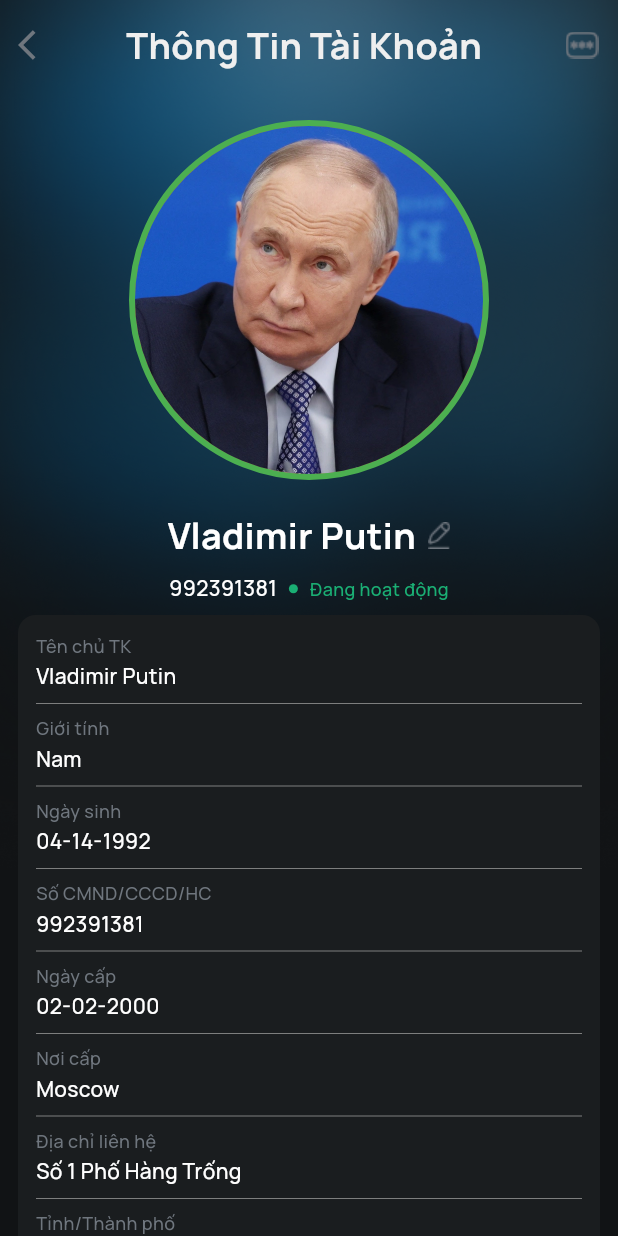
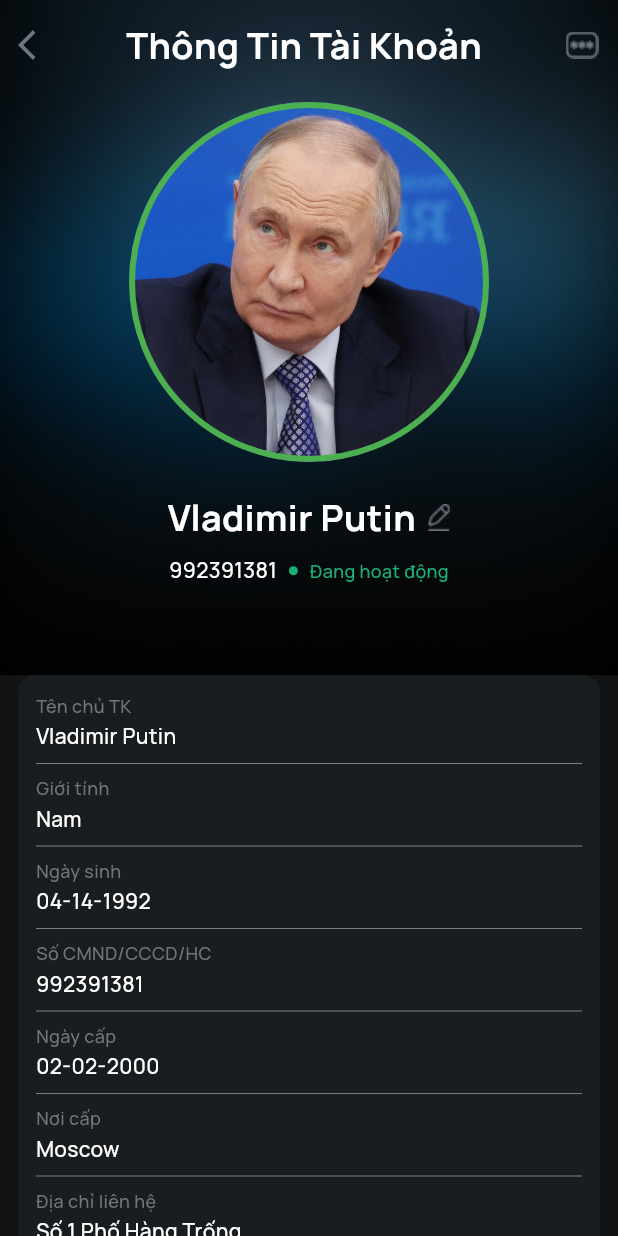
Before and after one commit to DevDadd/intern-demo, a Flutter app: the screen it shows after launch, on a phone screen of 412 x 824 dp. Run offline on Flutter 3.47's test engine with Material 3 defaults, Android fonts, the light colour scheme and no system bars; our stand-ins replace bloc, copy_with_extension, equatable, flutter_bloc, flutter_svg, get_it and 2 more.

Commit message:
Fixed Animation Profile Page

```diff
--- a/lib/feature/profile/presentation/pages/profile_page.dart
+++ b/lib/feature/profile/presentation/pages/profile_page.dart
@@ -1,4 +1,3 @@
-import 'package:flutter/cupertino.dart';
 import 'package:flutter/material.dart';
 import 'package:flutter_bloc/flutter_bloc.dart';
 import 'package:google_fonts/google_fonts.dart';
@@ -45,64 +44,21 @@ class _ProfilePageState extends State<ProfilePage> {
 
         return Scaffold(
           backgroundColor: const Color(0xFF111315),
-          body: Stack(
-            children: [
-              Image.asset(
-                "assets/profile.png",
-                fit: BoxFit.cover,
-                width: double.infinity,
-              ),
-              Column(
-                children: [
-                  SafeArea(
-                    child: Container(
-                      height: 60,
-                      padding: const EdgeInsets.symmetric(horizontal: 12),
-                      child: Row(
-                        children: [
-                          const Icon(
-                            Icons.arrow_back_ios,
-                            color: Color(0xFF6F767E),
-                            size: 24,
-                          ),
-                          const SizedBox(width: 48),
-                          Expanded(
-                            child: Text(
-                              'Thông Tin Tài Khoản',
-                              style: GoogleFonts.manrope(
-                                color: const Color(0xFFEFEFEF),
-                                fontSize: 24,
-                                fontWeight: FontWeight.w700,
-                              ),
-                            ),
-                          ),
-                          Image.asset(
-                            "assets/icons/password.png",
-                            height: 24,
-                            width: 24,
-                          ),
-                        ],
-                      ),
-                    ),
-                  ),
-                  Expanded(
-                    child: CustomScrollView(
+          body: CustomScrollView(
             slivers: [
               SliverPersistentHeader(
+                pinned: true,
                 delegate: ProfileHeaderDelegate(
-                            maxHeight: 350,
-                            minHeight: 200,
+                  maxHeight: 450,
+                  minHeight: 230,
                   name: user.name,
                   idCard: user.idCard,
                   avatarPath: "assets/avatar.jpg.webp",
                 ),
-                          pinned: true,
               ),
               SliverToBoxAdapter(
                 child: Padding(
-                            padding: const EdgeInsets.symmetric(
-                              horizontal: 12.0,
-                            ),
+                  padding: const EdgeInsets.symmetric(horizontal: 12.0),
                   child: Container(
                     width: double.infinity,
                     decoration: BoxDecoration(
@@ -115,33 +71,17 @@ class _ProfilePageState extends State<ProfilePage> {
                         vertical: 12,
                       ),
                       child: Column(
-                                  crossAxisAlignment:
-                                      CrossAxisAlignment.stretch,
+                        crossAxisAlignment: CrossAxisAlignment.stretch,
                         children: [
-                                    ProfileWidget(
-                                      title: "Tên chủ TK",
-                                      value: user.name,
-                                    ),
-                                    ProfileWidget(
-                                      title: "Giới tính",
-                                      value: user.sex,
-                                    ),
-                                    ProfileWidget(
-                                      title: "Ngày sinh",
-                                      value: user.dob,
-                                    ),
+                          ProfileWidget(title: "Tên chủ TK", value: user.name),
+                          ProfileWidget(title: "Giới tính", value: user.sex),
+                          ProfileWidget(title: "Ngày sinh", value: user.dob),
                           ProfileWidget(
                             title: "Số CMND/CCCD/HC",
                             value: user.idCard,
                           ),
-                                    ProfileWidget(
-                                      title: "Ngày cấp",
-                                      value: user.date,
-                                    ),
-                                    ProfileWidget(
-                                      title: "Nơi cấp",
-                                      value: user.placeID,
-                                    ),
+                          ProfileWidget(title: "Ngày cấp", value: user.date),
+                          ProfileWidget(title: "Nơi cấp", value: user.placeID),
                           ProfileWidget(
                             title: "Địa chỉ liên hệ",
                             value: user.contactAdress,
@@ -154,39 +94,26 @@ class _ProfilePageState extends State<ProfilePage> {
                             title: "Điện thoại di động",
                             value: user.phone,
                           ),
-                                    ProfileWidget(
-                                      title: "Email",
-                                      value: user.email,
-                                    ),
+                          ProfileWidget(title: "Email", value: user.email),
                           const SizedBox(height: 20),
-                                    Padding(
-                                      padding: const EdgeInsets.only(
-                                        bottom: 8.0,
-                                      ),
-                                      child: Center(
+                          Center(
                             child: Row(
                               mainAxisSize: MainAxisSize.min,
                               children: [
                                 Image.asset(
                                   "assets/icons/pen.png",
-                                              color: const Color(
-                                                0xFF1AAF74,
-                                              ),
+                                  color: const Color(0xFF1AAF74),
                                 ),
                                 const SizedBox(width: 11.2),
                                 Text(
                                   "Thay đổi thông tin",
                                   style: GoogleFonts.manrope(
-                                                fontWeight:
-                                                    FontWeight.w700,
-                                                color: const Color(
-                                                  0xFF1AAF74,
-                                                ),
+                                    fontWeight: FontWeight.w700,
+                                    color: const Color(0xFF1AAF74),
                                     fontSize: 14,
                                   ),
                                 ),
                               ],
-                                        ),
                             ),
                           ),
                           const SizedBox(height: 30),
@@ -198,11 +125,6 @@ class _ProfilePageState extends State<ProfilePage> {
               ),
             ],
           ),
-                  ),
-                ],
-              ),
-            ],
-          ),
         );
       },
     );
```
Also changed, not shown: lib/feature/profile/presentation/widget/profile_header_delegate.dart (+52 -12 lines). Lines whose indentation alone changed are shown as unchanged.
